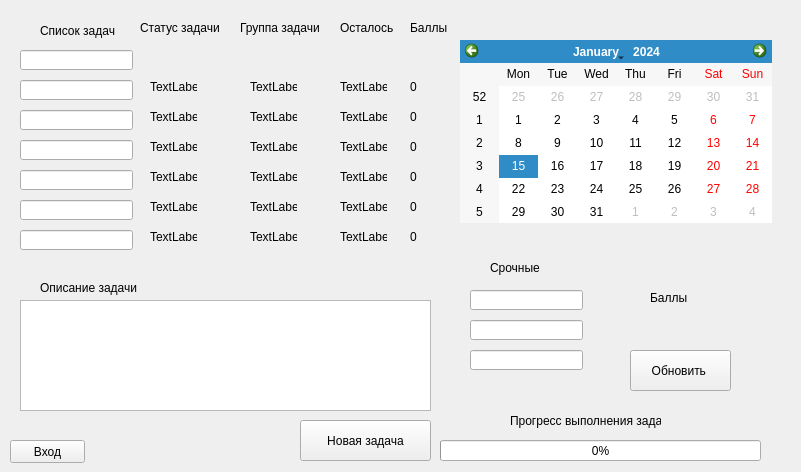
Above: untitled.ui from keregan/Active_staff_motivation_qt before the change. Below: the same form after it.
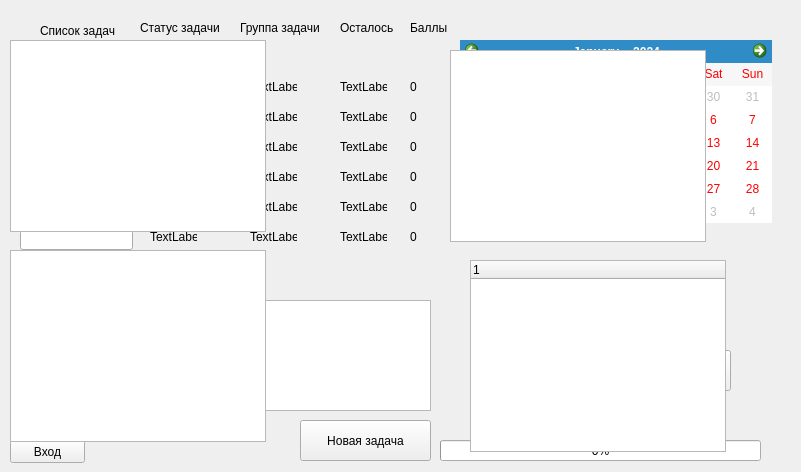
That is the form after the change.

What changed in the file:
```diff
--- a/untitled.ui
+++ b/untitled.ui
@@ -743,6 +743,63 @@
      <string/>
     </property>
    </widget>
+   <widget class="QListView" name="listView">
+    <property name="geometry">
+     <rect>
+      <x>450</x>
+      <y>50</y>
+      <width>256</width>
+      <height>192</height>
+     </rect>
+    </property>
+   </widget>
+   <widget class="QTreeWidget" name="treeWidget">
+    <property name="geometry">
+     <rect>
+      <x>470</x>
+      <y>260</y>
+      <width>256</width>
+      <height>192</height>
+     </rect>
+    </property>
+    <column>
+     <property name="text">
+      <string notr="true">1</string>
+     </property>
+    </column>
+   </widget>
+   <widget class="QTableView" name="tableView">
+    <property name="geometry">
+     <rect>
+      <x>10</x>
+      <y>40</y>
+      <width>256</width>
+      <height>192</height>
+     </rect>
+    </property>
+   </widget>
+   <widget class="QColumnView" name="columnView">
+    <property name="geometry">
+     <rect>
+      <x>10</x>
+      <y>250</y>
+      <width>256</width>
+      <height>192</height>
+     </rect>
+    </property>
+   </widget>
+   <widget class="QStackedWidget" name="stackedWidget">
+    <property name="geometry">
+     <rect>
+      <x>340</x>
+      <y>240</y>
+      <width>120</width>
+      <height>80</height>
+     </rect>
+    </property>
+    <widget class="QWidget" name="page_3"/>
+    <widget class="QWidget" name="page_4"/>
+   </widget>
   </widget>
  </widget>
  <resources/>
```
Left out of the diff: 10 changed lines with no effect on the pictures.
